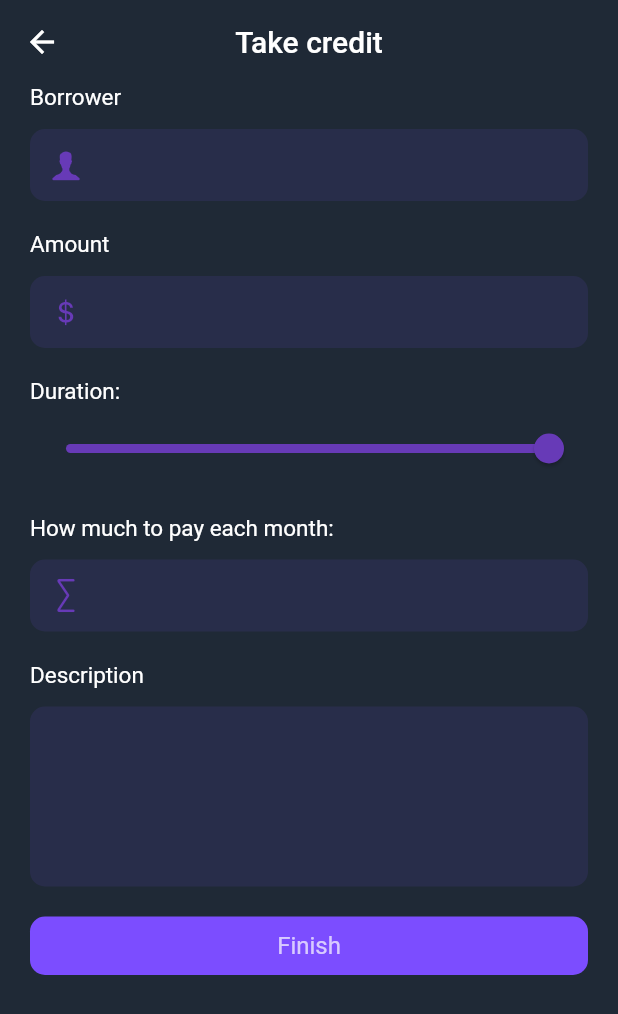
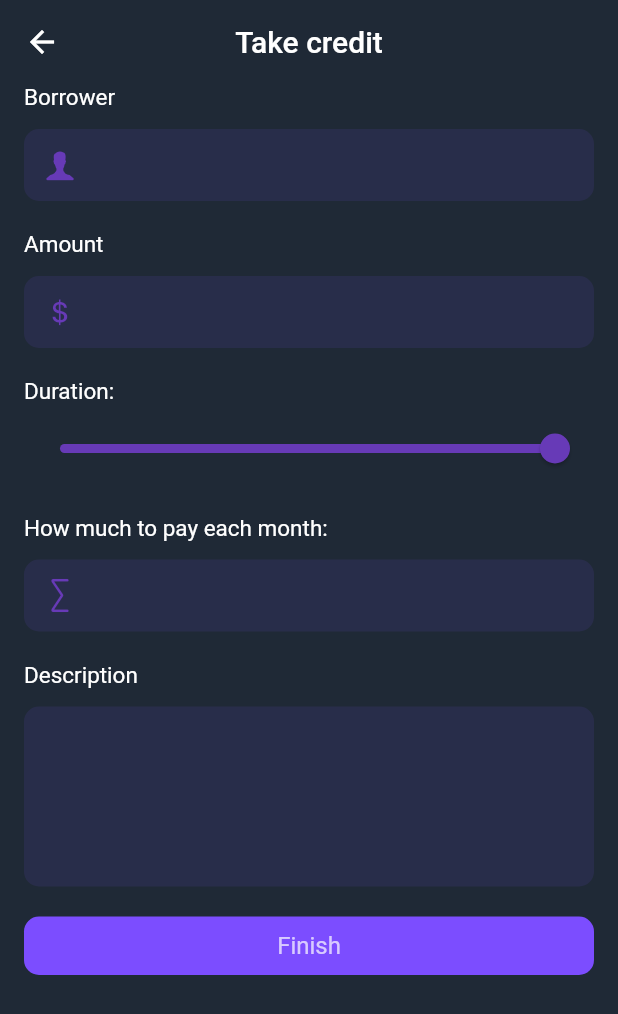
Before and after one commit to lobarashurova/bank_mobile, a Flutter app: the screen it shows after launch, after a tap on "Take Credit", on a phone screen of 412 x 824 dp. Shown: the top 1014 px of the screen. Run offline on Flutter 3.47's test engine with Material 3 defaults, Android fonts, the light colour scheme and no system bars; our stand-ins replace flutter_svg, get_it, google_fonts, hive, image_picker, mask_text_input_formatter and 2 more; accounts and stored records are empty.

Commit message:
change navbar

```diff
--- a/lib/main.dart
+++ b/lib/main.dart
@@ -18,6 +18,9 @@ class MyApp extends StatelessWidget {
       debugShowCheckedModeBanner: false,
       title: 'Bank Mobile',
       theme: ThemeData(
+        bottomNavigationBarTheme: const BottomNavigationBarThemeData(
+          backgroundColor: Colors.transparent
+        ),
         navigationBarTheme: NavigationBarThemeData(backgroundColor: context.colors.scaffoldColor),
           appBarTheme: AppBarTheme(
               backgroundColor: context.colors.scaffoldColor, elevation: 0),
--- a/lib/presentation/main/home/credit/credit_page.dart
+++ b/lib/presentation/main/home/credit/credit_page.dart
@@ -25,14 +25,13 @@ class _CreditPageState extends State<CreditPage> {
         title: "Take credit".s(20),
       ),
       body: Padding(
-        padding: const EdgeInsets.symmetric(horizontal: 20),
+        padding: const EdgeInsets.symmetric(horizontal: 16),
         child: Column(
           crossAxisAlignment: CrossAxisAlignment.start,
           children: [
             "Borrower".s(15).c(Colors.white),
             12.kh,
             CommonTextField(
-              controller: cardNumber,
               background: Colors.deepPurpleAccent.withOpacity(0.1),
               prefixIcon: const Icon(
                 CupertinoIcons.person_alt,
@@ -49,7 +48,6 @@ class _CreditPageState extends State<CreditPage> {
             "Amount".s(15).c(Colors.white),
             12.kh,
             CommonTextField(
-              controller: cardNumber,
               background: Colors.deepPurpleAccent.withOpacity(0.1),
               prefixIcon: const Icon(
                 CupertinoIcons.money_dollar,
@@ -90,7 +88,6 @@ class _CreditPageState extends State<CreditPage> {
             "How much to pay each month:".s(15).c(Colors.white),
             12.kh,
             CommonTextField(
-              controller: cardNumber,
               background: Colors.deepPurpleAccent.withOpacity(0.1),
               prefixIcon: const Icon(
                 CupertinoIcons.sum,
@@ -108,7 +105,6 @@ class _CreditPageState extends State<CreditPage> {
             CommonTextField(
               maxLines: 7,
               minLines: 6,
-              controller: cardNumber,
               background: Colors.deepPurpleAccent.withOpacity(0.1),
               keyboardType: TextInputType.number,
               enabled: true,
@@ -123,14 +119,13 @@ class _CreditPageState extends State<CreditPage> {
               borderRadius: const BorderRadius.all(Radius.circular(10)),
               child: Container(
                 alignment: Alignment.center,
-                padding:
-                    const EdgeInsets.symmetric(horizontal: 10, vertical: 10),
+                padding: const EdgeInsets.symmetric(horizontal: 10, vertical: 10),
                 decoration: const BoxDecoration(
                     color: Colors.deepPurpleAccent,
                     borderRadius: BorderRadius.all(Radius.circular(10))),
                 child: "Finish".s(16).c(Colors.white70),
               ),
-            )
+            ),
           ],
         ),
       ),
--- a/lib/presentation/main/home/deposit/deposit_page.dart
+++ b/lib/presentation/main/home/deposit/deposit_page.dart
@@ -25,7 +25,7 @@ class _DepositPageState extends State<DepositPage> {
         title: "Deposit".s(16),
       ),
       body: Padding(
-        padding: const EdgeInsets.symmetric(horizontal: 20),
+        padding: const EdgeInsets.symmetric(horizontal: 16),
         child: Column(
           crossAxisAlignment: CrossAxisAlignment.start,
           children: [
--- a/lib/presentation/main/home/home_page.dart
+++ b/lib/presentation/main/home/home_page.dart
@@ -36,23 +36,23 @@ class _HomePageState extends State<HomePage> {
       "Deposits".s(15).c(Colors.white),
       CircleAvatar(
         backgroundColor: Colors.deepPurpleAccent.withOpacity(0.3),
-        child: Icon(
+        child: const Icon(
           Icons.shopping_basket,
           color: Colors.white,
         ),
       ),
-      DepositPage()
+      const DepositPage()
     ),
     Item(
       "Currency".s(15).c(Colors.white),
       CircleAvatar(
         backgroundColor: Colors.deepPurpleAccent.withOpacity(0.3),
-        child: Icon(
+        child: const Icon(
           CupertinoIcons.money_dollar_circle_fill,
           color: Colors.white,
         ),
       ),
-      CurrencyPage()
+      const CurrencyPage()
     ),
     Item(
       "Payment and transfers".s(15).c(Colors.white),
@@ -103,12 +103,11 @@ class _HomePageState extends State<HomePage> {
                   shrinkWrap: true,
                   gridDelegate: const SliverGridDelegateWithFixedCrossAxisCount(
                     childAspectRatio: 1.1,
-                    crossAxisCount: 2, // Number of columns
-                    crossAxisSpacing: 10.0, // Space between columns
-                    mainAxisSpacing: 10.0, // Space between rows
+                    crossAxisCount: 2,
+                    crossAxisSpacing: 10.0,
+                    mainAxisSpacing: 10.0,
                   ),
                   itemCount: items.length,
-                  // Total number of items (2 rows * 3 columns)
                   itemBuilder: (context, index) {
                     return InkWell(
                       onTap: () {
@@ -123,12 +122,9 @@ class _HomePageState extends State<HomePage> {
                             boxShadow: [
                               BoxShadow(
                                 color: Colors.black.withOpacity(0.3),
-                                // Shadow color
                                 spreadRadius: 1,
-                                // Spread radius
                                 blurRadius: 3,
-                                // Blur radius
-                                offset: Offset(0, 3), // Offset of the shadow
+                                offset: Offset(0, 3),
                               ),
                             ],
                           ),
@@ -161,13 +157,13 @@ class _HomePageState extends State<HomePage> {
                         });
                       },
                       child: expend
-                          ? "expend".s(20).c(Colors.white)
-                          : "shorten".s(20).c(Colors.white),
+                          ? "expend".s(20).c(context.colors.onPrimary)
+                          : "shorten".s(20).c(context.colors.onPrimary),
                     )
                   ],
                 ),
                 ListView.builder(
-                    physics: NeverScrollableScrollPhysics(),
+                    physics: const NeverScrollableScrollPhysics(),
                     shrinkWrap: true,
                     itemCount: expend ? 3 : 10,
                     itemBuilder: (context, i) {
--- a/lib/presentation/main/main/main_page.dart
+++ b/lib/presentation/main/main/main_page.dart
@@ -4,6 +4,7 @@ import 'package:bank_mobile/presentation/main/home/home_page.dart';
 import 'package:bank_mobile/presentation/main/management/management_page.dart';
 import 'package:bank_mobile/presentation/main/meetings/meeting_page.dart';
 import 'package:flutter/material.dart';
+import 'package:flutter/services.dart';
 
 import '../profile/profile_page.dart';
 
@@ -30,12 +31,12 @@ class _MainPageState extends State<MainPage> {
     });
   }
 
+
   @override
   Widget build(BuildContext context) {
     return Scaffold(
       body: screenList[_currentIndex],
       bottomNavigationBar: BottomNavigationBar(
-        backgroundColor: context.colors.scaffoldColor,
         unselectedItemColor: context.colors.display,
         selectedItemColor: context.colors.scaffoldColor,
         showUnselectedLabels: true,
```
